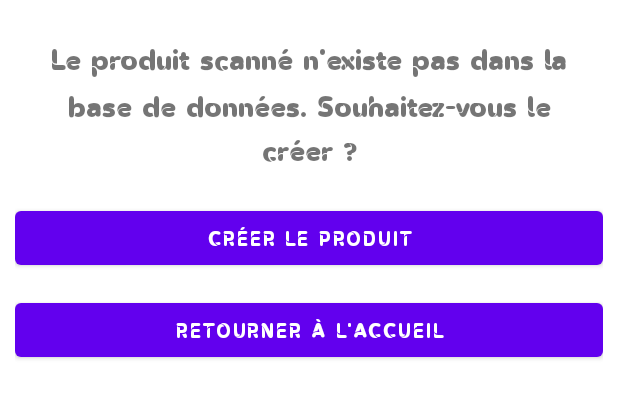
After one commit to KharitonoffSamuel/AndroidApp, an Android app: the layout bottomsheetdialog_alert_layout.xml on its own in the app's theme, with its tools: preview values and no code run, on a phone screen of 412 x 824 dp. The commit adds this screen. Shown: the top 398 px of the screen. Run offline under Robolectric (Android 15) with nearby library versions, the phone set to English and light mode, and no system bars.

Commit message:
28/11 : Ajout de l'AlertBox pour indiquer qu'un champ texte est vide + que le produit n'existe pas

```diff
--- a/app/src/main/AndroidManifest.xml
+++ b/app/src/main/AndroidManifest.xml
@@ -31,7 +31,7 @@
         <activity
             android:name=".AjoutProduit"
             android:exported="false"
-            android:screenOrientation="fullSensor"
+            android:screenOrientation="portrait"
             tools:replace="screenOrientation">
             <meta-data
                 android:name="android.app.lib_name"
--- a/app/src/main/res/layout/activity_ajout_produit.xml
+++ b/app/src/main/res/layout/activity_ajout_produit.xml
@@ -62,7 +62,7 @@
     <androidx.recyclerview.widget.RecyclerView
         android:id="@+id/recyclerViewEmballages"
         android:layout_width="match_parent"
-        android:layout_height="wrap_content" />
+        android:layout_height="350dp" />
 
     <Space
         android:layout_width="match_parent"
--- /dev/null
+++ b/app/src/main/res/layout/bottomsheetdialog_alert_layout.xml
@@ -0,0 +1,41 @@
+<?xml version="1.0" encoding="utf-8"?>
+<LinearLayout xmlns:android="http://schemas.android.com/apk/res/android"
+    android:orientation="vertical"
+    android:layout_width="match_parent"
+    android:layout_height="match_parent"
+    android:animateLayoutChanges="true"
+    android:background="@drawable/bottom_sheet_dialog">
+
+    <Space
+        android:layout_width="match_parent"
+        android:layout_height="17dp" />
+
+    <TextView
+        android:id="@+id/textView5"
+        android:layout_width="match_parent"
+        android:layout_height="wrap_content"
+        android:lineSpacingMultiplier="1.5"
+        android:text="Le produit scanné n'existe pas dans la base de données. Souhaitez-vous le créer ?"
+        android:textAlignment="center"
+        android:textSize="20sp" />
+
+    <Space
+        android:layout_width="match_parent"
+        android:layout_height="22dp" />
+
+    <Button
+        android:id="@+id/buttonNewProduct"
+        android:layout_width="match_parent"
+        android:layout_height="wrap_content"
+        android:text="Créer le produit" />
+
+    <Space
+        android:layout_width="match_parent"
+        android:layout_height="13dp" />
+
+    <Button
+        android:id="@+id/buttonBackHome"
+        android:layout_width="match_parent"
+        android:layout_height="wrap_content"
+        android:text="Retourner à l'accueil" />
+</LinearLayout>
--- a/app/src/main/res/layout/bottomsheetdialog_layout.xml
+++ b/app/src/main/res/layout/bottomsheetdialog_layout.xml
@@ -84,7 +84,8 @@
         <androidx.recyclerview.widget.RecyclerView
             android:id="@+id/recyclerViewEmballages"
             android:layout_width="match_parent"
-            android:layout_height="wrap_content" />
+            android:layout_height="wrap_content"
+            android:layout_marginLeft="30dp" />
 
     </LinearLayout>
 
```
Also changed, not shown: app/src/main/java/com/example/androidapp/AjoutProduit.java (+30 -6 lines), app/src/main/java/com/example/androidapp/MainActivity.java (+23 -2 lines).
